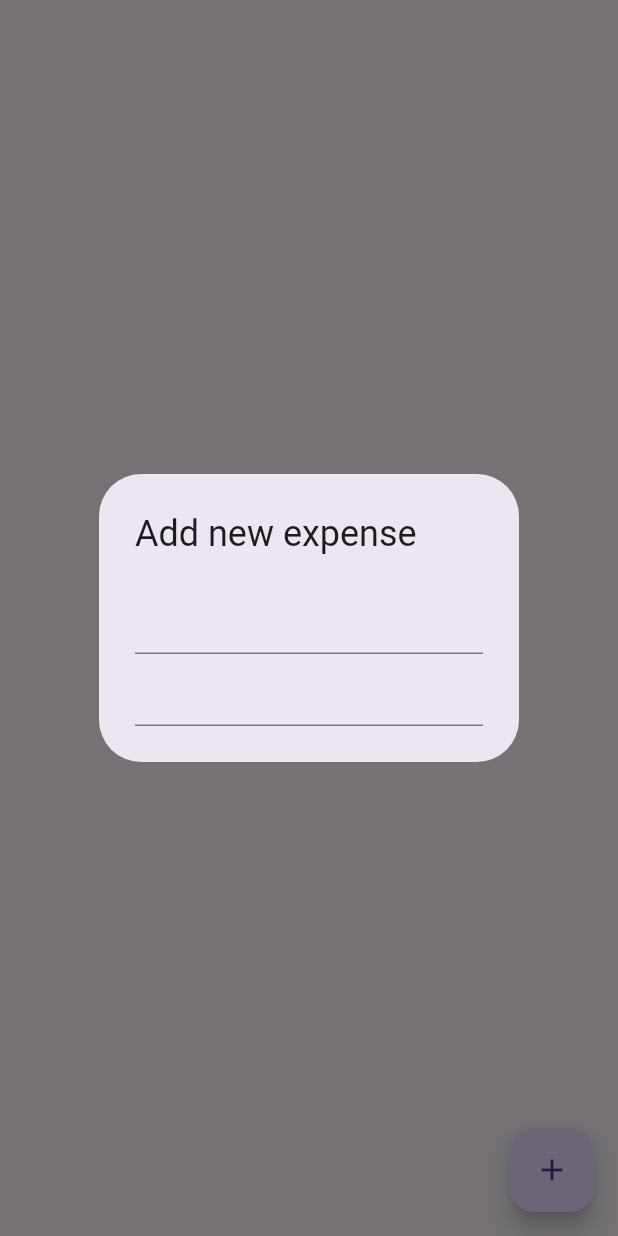
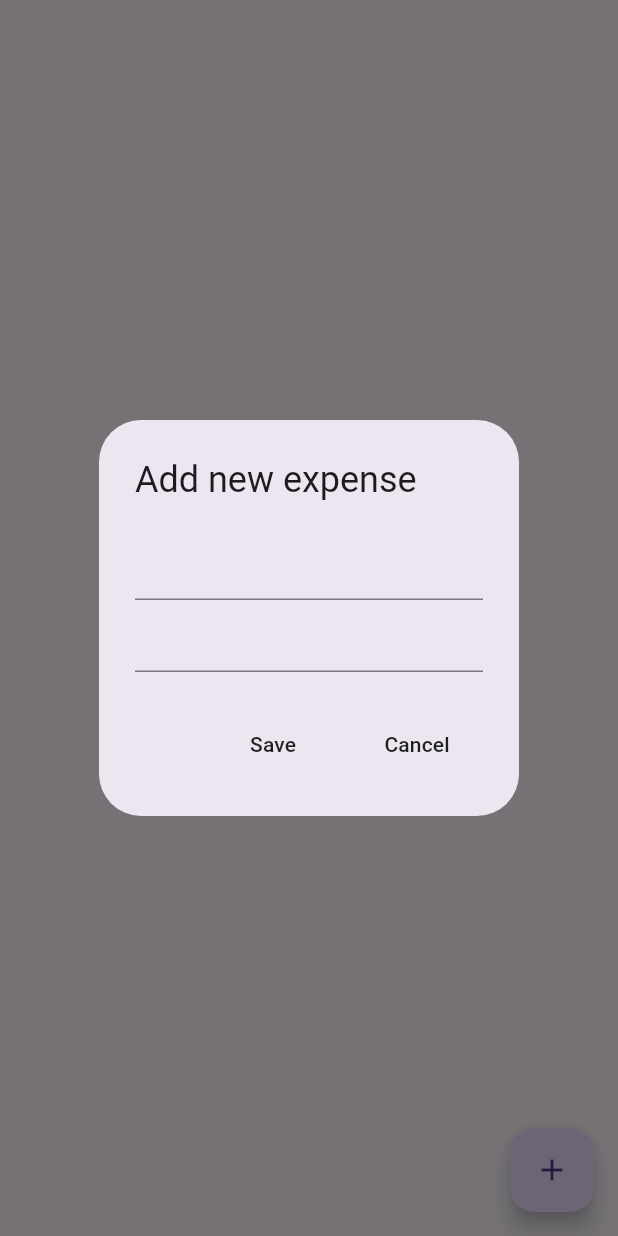
Before and after one commit to EddiesCode/flutter-expense-tracker-app, a Flutter app: the screen it shows after launch, after a tap on the "add" icon, on a phone screen of 412 x 824 dp. Run offline on Flutter 3.47's test engine with Material 2 defaults, Android fonts, the phone set to English and light mode, and no system bars.

Commit message:
added actions buttons for the new expense dialog

```diff
--- a/lib/pages/home_page.dart
+++ b/lib/pages/home_page.dart
@@ -8,6 +8,10 @@ class HomePage extends StatefulWidget {
 }
 
 class _HomePageState extends State<HomePage> {
+  // text controllers
+  final newExpenseNameController = TextEditingController();
+  final newExpenseAmountController = TextEditingController();
+
   // add new expense
   void addNewExpense() {
     showDialog(
@@ -15,17 +19,31 @@ class _HomePageState extends State<HomePage> {
       builder: (context) {
         return AlertDialog(
           title: const Text("Add new expense"),
-          content: Column(mainAxisSize: MainAxisSize.min, children: const [
+          content: Column(mainAxisSize: MainAxisSize.min, children: [
             // expense name
-            TextField(),
+            TextField(controller: newExpenseNameController),
 
             // expense amount
-            TextField()
+            TextField(controller: newExpenseAmountController)
           ]),
+          actions: [
+            MaterialButton(
+              onPressed: save,
+              child: const Text("Save"),
+            ),
+            MaterialButton(
+              onPressed: cancel,
+              child: const Text("Cancel"),
+            ),
+          ],
         );
       },
     );
   }
+
+  void save() {}
+
+  void cancel() {}
 
   @override
   Widget build(BuildContext context) {
```
